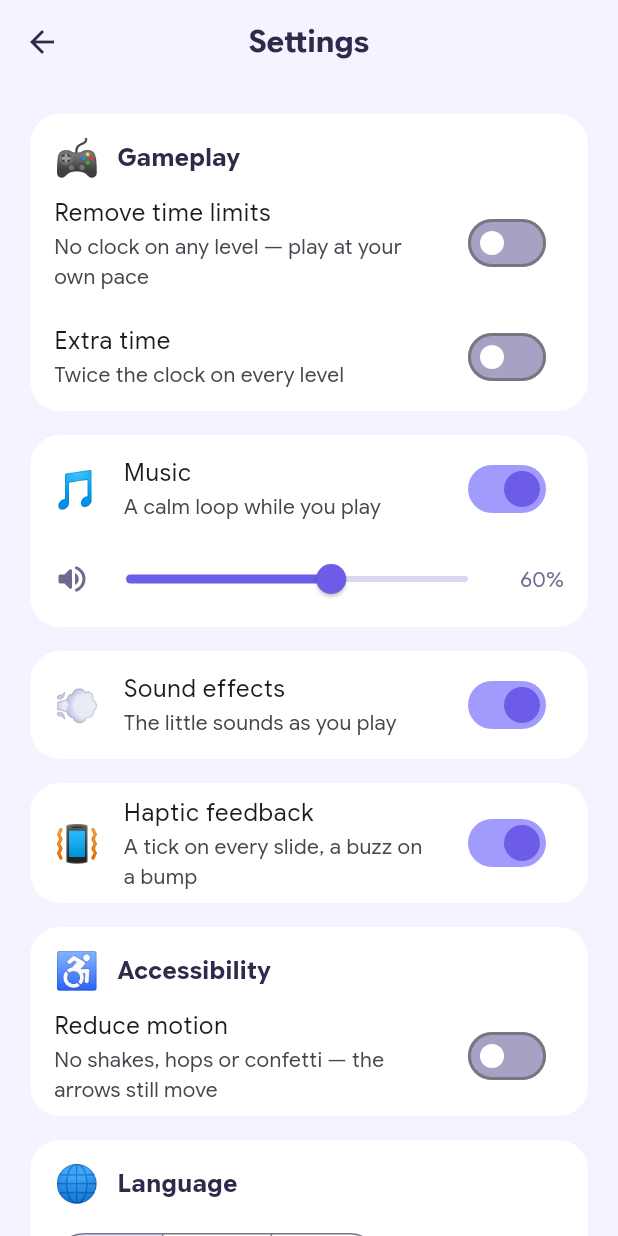
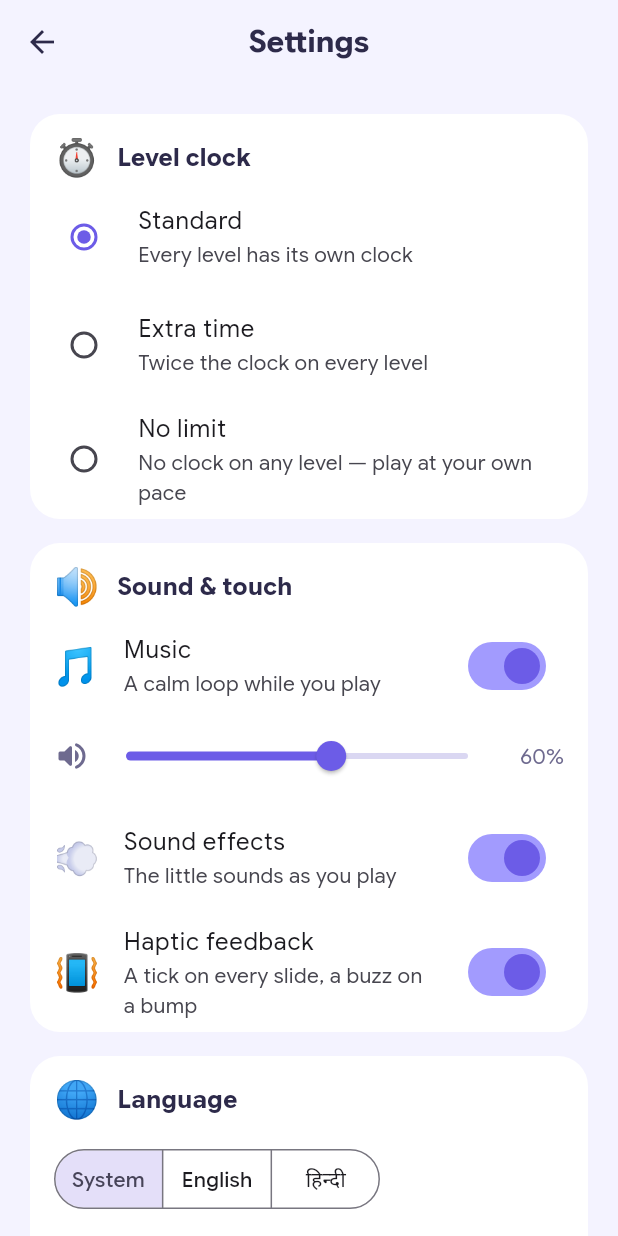
Before and after one commit to abhiabhi94/arrow-game, a Flutter app: the SettingsScreen screen opened directly, on a phone screen of 412 x 824 dp. Run offline on Flutter 3.47's test engine with Material 3 defaults, Android fonts, the phone set to English and light mode, and no system bars; our stand-ins replace audioplayers, confetti, flutter_animate, flutter_riverpod, shared_preferences; accounts and stored records are empty.

Commit message:
Settings in five cards with one clock choice; a link to every level
Settings: the two timing switches (Remove time limits, Extra time) are one
choice of three under Level clock (Standard / Extra time / No limit), on
the same stored flags. Music, sound effects and haptics share a Sound &
touch card, language and theme one card, and How to play, credits and the
reset a More card. Card headings wrap at large text sizes.

Links: ?level=N on the web build opens level N over home, whether or not
the player has reached it. A link button on the game screen (not on the
daily board) copies it and says so.

Co-Authored-By: Claude Opus 5.5 <noreply@anthropic.com>
Claude-Session: https://claude.ai/code/session_01BXbzp6kdypPS47UGCcxmAR

```diff
--- a/lib/l10n/app_en.arb
+++ b/lib/l10n/app_en.arb
@@ -925,5 +925,21 @@
       }
     }
   },
-  "gamePausedBodyUntimed": "Take a breath. The board will wait."
+  "gamePausedBodyUntimed": "Take a breath. The board will wait.",
+  "settingsClock": "Level clock",
+  "clockStandard": "Standard",
+  "clockExtra": "Extra time",
+  "clockOff": "No limit",
+  "clockStandardBody": "Every level has its own clock",
+  "settingsSoundAndTouch": "Sound & touch",
+  "settingsMore": "More",
+  "gameShareLevel": "Copy a link to this level",
+  "gameShareCopied": "Link to level {level} copied. Send it to a friend!",
+  "@gameShareCopied": {
+    "placeholders": {
+      "level": {
+        "type": "int"
+      }
+    }
+  }
 }
--- a/lib/l10n/app_localizations.dart
+++ b/lib/l10n/app_localizations.dart
@@ -3085,6 +3085,60 @@ abstract class AppLocalizations {
   /// In en, this message translates to:
   /// **'Take a breath. The board will wait.'**
   String get gamePausedBodyUntimed;
+
+  /// No description provided for @settingsClock.
+  ///
+  /// In en, this message translates to:
+  /// **'Level clock'**
+  String get settingsClock;
+
+  /// No description provided for @clockStandard.
+  ///
+  /// In en, this message translates to:
+  /// **'Standard'**
+  String get clockStandard;
+
+  /// No description provided for @clockExtra.
+  ///
+  /// In en, this message translates to:
+  /// **'Extra time'**
+  String get clockExtra;
+
+  /// No description provided for @clockOff.
+  ///
+  /// In en, this message translates to:
+  /// **'No limit'**
+  String get clockOff;
+
+  /// No description provided for @clockStandardBody.
+  ///
+  /// In en, this message translates to:
+  /// **'Every level has its own clock'**
+  String get clockStandardBody;
+
+  /// No description provided for @settingsSoundAndTouch.
+  ///
+  /// In en, this message translates to:
+  /// **'Sound & touch'**
+  String get settingsSoundAndTouch;
+
+  /// No description provided for @settingsMore.
+  ///
+  /// In en, this message translates to:
+  /// **'More'**
+  String get settingsMore;
+
+  /// No description provided for @gameShareLevel.
+  ///
+  /// In en, this message translates to:
+  /// **'Copy a link to this level'**
+  String get gameShareLevel;
+
+  /// No description provided for @gameShareCopied.
+  ///
+  /// In en, this message translates to:
+  /// **'Link to level {level} copied. Send it to a friend!'**
+  String gameShareCopied(int level);
 }
 
 class _AppLocalizationsDelegate
--- a/lib/l10n/app_localizations_en.dart
+++ b/lib/l10n/app_localizations_en.dart
@@ -1673,4 +1673,33 @@ class AppLocalizationsEn extends AppLocalizations {
 
   @override
   String get gamePausedBodyUntimed => 'Take a breath. The board will wait.';
+
+  @override
+  String get settingsClock => 'Level clock';
+
+  @override
+  String get clockStandard => 'Standard';
+
+  @override
+  String get clockExtra => 'Extra time';
+
+  @override
+  String get clockOff => 'No limit';
+
+  @override
+  String get clockStandardBody => 'Every level has its own clock';
+
+  @override
+  String get settingsSoundAndTouch => 'Sound & touch';
+
+  @override
+  String get settingsMore => 'More';
+
+  @override
+  String get gameShareLevel => 'Copy a link to this level';
+
+  @override
+  String gameShareCopied(int level) {
+    return 'Link to level $level copied. Send it to a friend!';
+  }
 }
--- a/lib/main.dart
+++ b/lib/main.dart
@@ -1,3 +1,4 @@
+import 'package:flutter/foundation.dart' show kIsWeb;
 import 'package:flutter/material.dart';
 import 'package:flutter_localizations/flutter_localizations.dart';
 import 'package:flutter_riverpod/flutter_riverpod.dart';
@@ -9,11 +10,13 @@ import 'providers/app_providers.dart';
 import 'providers/settings_provider.dart';
 import 'screens/game_screen.dart';
 import 'screens/home_screen.dart';
+import 'screens/level_link_launcher.dart';
 import 'screens/onboarding_screen.dart';
 import 'services/audio_service.dart';
 import 'services/sfx_service.dart';
 import 'ui/layout.dart';
 import 'ui/theme.dart';
+import 'utils/level_link.dart';
 import 'utils/perf_hooks.dart';
 
 Future<void> main() async {
@@ -106,7 +109,14 @@ class _ArrowAppState extends ConsumerState<ArrowApp> with WidgetsBindingObserver
         home: switch (startLevelFrom(Uri.base, allowed: perfHooksOn)) {
           // The profiler (tool/perf.mjs) opens a level straight away.
           final int level => GameScreen(level: level),
-          null => settings.onboardingDone ? const HomeScreen() : const OnboardingScreen(),
+          null => switch (kIsWeb ? levelFromLink(Uri.base) : null) {
+              // A link to a level (`?level=N`) opens it over home.
+              final int level => LevelLinkLauncher(
+                  level: level,
+                  child: settings.onboardingDone ? const HomeScreen() : const OnboardingScreen(),
+                ),
+              null => settings.onboardingDone ? const HomeScreen() : const OnboardingScreen(),
+            },
         },
       ),
     );
--- a/lib/models/settings.dart
+++ b/lib/models/settings.dart
@@ -6,6 +6,12 @@ library;
 /// [light]/[dark] force one. A plain Dart enum (no Flutter import) so the model
 /// stays pure; mapped to Flutter's ThemeMode in main.dart.
 enum ThemeChoice { system, light, dark }
+
+/// The level clock, as Settings offers it: one choice of three rather than
+/// two switches, since "Extra time" means nothing once the clock is off.
+/// It is a view of [Settings.noTimeLimit] and [Settings.extraTime], which
+/// stay the stored keys so nobody's choice is lost.
+enum ClockChoice { standard, extra, off }
 
 /// The language the app speaks. [system] (default) follows the device
 /// locale — a phone set to Hindi opens in Hindi — and the other values pin
@@ -74,6 +80,13 @@ class Settings {
   /// Off by default, so every level keeps the clock that counts down to zero
   /// (and [extraTime] applies).
   final bool noTimeLimit;
+
+  /// The clock choice these two flags make.
+  ClockChoice get clock => noTimeLimit
+      ? ClockChoice.off
+      : extraTime
+          ? ClockChoice.extra
+          : ClockChoice.standard;
 
   static const Settings defaults = Settings(
     musicOn: true,
--- a/lib/providers/settings_provider.dart
+++ b/lib/providers/settings_provider.dart
@@ -100,6 +100,12 @@ class SettingsNotifier extends StateNotifier<Settings> {
 
   void setNoTimeLimit(bool on) => _update(state.copyWith(noTimeLimit: on));
 
+  /// Sets both clock flags from Settings' one choice.
+  void setClock(ClockChoice choice) => _update(state.copyWith(
+        noTimeLimit: choice == ClockChoice.off,
+        extraTime: choice == ClockChoice.extra,
+      ));
+
   void completeOnboarding() => _update(state.copyWith(onboardingDone: true));
 
   void _update(Settings next) {
--- a/lib/screens/settings_screen.dart
+++ b/lib/screens/settings_screen.dart
@@ -15,9 +15,10 @@ import '../ui/layout.dart';
 import 'credits_screen.dart';
 import 'onboarding_screen.dart';
 
-/// Settings: music (on/off + volume), sound effects, haptic feedback,
-/// language, theme, accessibility (reduce motion, extra time), the
-/// walkthrough again, music credits, and a progress reset.
+/// Settings, in five cards: the level clock (one choice: standard, extra
+/// time or none), sound and touch (music and its volume, sound effects,
+/// haptics), language and theme, accessibility (reduce motion), and the
+/// rest (the walkthrough again, music credits, a progress reset).
 ///
 /// The emoji on each row are decoration and kept from the screen reader; the
 /// volume slider carries its own name and reads its value as a percentage.
@@ -73,31 +74,46 @@ class SettingsScreen extends ConsumerWidget {
               contentGutter(constraints.maxWidth) +
               MediaQuery.paddingOf(context),
           children: [
-            // How the game plays, apart from how it sounds and looks.
+            // How the game plays: the clock is one choice, not two switches
+            // that only made sense together.
             _SettingCard(
               child: Column(
                 children: [
-                  _CardHeading(emoji: '🎮', title: l10n.settingsGameplay),
-                  SwitchListTile(
-                    value: settings.noTimeLimit,
-                    onChanged: notifier.setNoTimeLimit,
-                    title: Text(l10n.settingsRemoveTimeLimits),
+                  _CardHeading(emoji: '⏱️', title: l10n.settingsClock),
+                  // Three options, each saying what it does: a row of
+                  // segments overflowed with the system font at 2×.
+                  RadioGroup<ClockChoice>(
+                    groupValue: settings.clock,
+                    onChanged: (choice) => notifier.setClock(choice!),
+                    child: Column(
+                      children: [
+                        RadioListTile<ClockChoice>(
+                          value: ClockChoice.standard,
+                          title: Text(l10n.clockStandard),
+                          subtitle: Text(l10n.clockStandardBody),
+                        ),
+                        RadioListTile<ClockChoice>(
+                          value: ClockChoice.extra,
+                          title: Text(l10n.clockExtra),
+                          subtitle: Text(l10n.settingsExtraTimeSubtitle),
+                        ),
+                        RadioListTile<ClockChoice>(
+                          value: ClockChoice.off,
+                          title: Text(l10n.clockOff),
                           subtitle: Text(l10n.settingsRemoveTimeLimitsSubtitle),
                         ),
-                  SwitchListTile(
-                    value: settings.extraTime,
-                    // Nothing to stretch while there is no clock.
-                    onChanged: settings.noTimeLimit ? null : notifier.setExtraTime,
-                    title: Text(l10n.settingsExtraTime),
-                    subtitle: Text(l10n.settingsExtraTimeSubtitle),
+                      ],
+                    ),
                   ),
                 ],
               ),
             ),
             const SizedBox(height: 16),
+            // What the game sounds and feels like, in one card.
             _SettingCard(
               child: Column(
                 children: [
+                  _CardHeading(emoji: '🔊', title: l10n.settingsSoundAndTouch),
                   SwitchListTile(
                     value: settings.musicOn,
                     onChanged: notifier.setMusic,
@@ -141,46 +157,30 @@ class SettingsScreen extends ConsumerWidget {
                         ],
                       ),
                     ),
-                ],
-              ),
-            ),
-            const SizedBox(height: 16),
-            _SettingCard(
-              child: SwitchListTile(
+                  SwitchListTile(
                     value: settings.sfxOn,
                     onChanged: notifier.setSfx,
                     secondary: const _Emoji('💨'),
                     title: Text(l10n.settingsSfx),
                     subtitle: Text(l10n.settingsSfxSubtitle),
                   ),
-            ),
-            const SizedBox(height: 16),
-            _SettingCard(
-              child: SwitchListTile(
+                  SwitchListTile(
                     value: settings.hapticsOn,
                     onChanged: notifier.setHaptics,
                     secondary: const _Emoji('📳'),
                     title: Text(l10n.settingsHaptics),
                     subtitle: Text(l10n.settingsHapticsSubtitle),
                   ),
-            ),
-            const SizedBox(height: 16),
-            _SettingCard(
-              child: Column(
-                children: [
-                  _CardHeading(emoji: '♿', title: l10n.settingsAccessibility),
-                  SwitchListTile(
-                    value: settings.reduceMotion,
-                    onChanged: notifier.setReduceMotion,
-                    title: Text(l10n.settingsReduceMotion),
-                    subtitle: Text(l10n.settingsReduceMotionSubtitle),
-                  ),
                 ],
               ),
             ),
             const SizedBox(height: 16),
+            // How it reads: the language and the theme together.
             _SettingCard(
-              child: _ChoiceCard(
+              child: Column(
+                crossAxisAlignment: CrossAxisAlignment.stretch,
+                children: [
+                  _ChoiceCard(
                     emoji: '🌐',
                     title: l10n.settingsLanguage,
                     child: SegmentedButton<LanguageChoice>(
@@ -203,10 +203,7 @@ class SettingsScreen extends ConsumerWidget {
                       onSelectionChanged: (sel) => notifier.setLanguageChoice(sel.first),
                     ),
                   ),
-            ),
-            const SizedBox(height: 16),
-            _SettingCard(
-              child: _ChoiceCard(
+                  _ChoiceCard(
                     emoji: '🌗',
                     title: l10n.settingsTheme,
                     child: SegmentedButton<ThemeChoice>(
@@ -220,10 +217,30 @@ class SettingsScreen extends ConsumerWidget {
                       onSelectionChanged: (sel) => notifier.setThemeChoice(sel.first),
                     ),
                   ),
+                ],
+              ),
             ),
             const SizedBox(height: 16),
             _SettingCard(
-              child: ListTile(
+              child: Column(
+                children: [
+                  _CardHeading(emoji: '♿', title: l10n.settingsAccessibility),
+                  SwitchListTile(
+                    value: settings.reduceMotion,
+                    onChanged: notifier.setReduceMotion,
+                    title: Text(l10n.settingsReduceMotion),
+                    subtitle: Text(l10n.settingsReduceMotionSubtitle),
+                  ),
+                ],
+              ),
+            ),
+            const SizedBox(height: 16),
+            // Help, credits and the reset: what is not a setting.
+            _SettingCard(
+              child: Column(
+                children: [
+                  _CardHeading(emoji: '📋', title: l10n.settingsMore),
+                  ListTile(
                     leading: const _Emoji('🎯'),
                     title: Text(l10n.settingsHowToPlay),
                     subtitle: Text(l10n.howToPlayBody),
@@ -234,10 +251,7 @@ class SettingsScreen extends ConsumerWidget {
                       ),
                     ),
                   ),
-            ),
-            const SizedBox(height: 16),
-            _SettingCard(
-              child: ListTile(
+                  ListTile(
                     leading: const _Emoji('🎼'),
                     title: Text(l10n.settingsCredits),
                     trailing: const Icon(Icons.chevron_right_rounded),
@@ -245,15 +259,14 @@ class SettingsScreen extends ConsumerWidget {
                       MaterialPageRoute<void>(builder: (_) => const CreditsScreen()),
                     ),
                   ),
-            ),
-            const SizedBox(height: 16),
-            _SettingCard(
-              child: ListTile(
+                  ListTile(
                     leading: const _Emoji('🧹'),
                     title: Text(l10n.settingsResetProgress),
                     subtitle: Text(l10n.settingsResetProgressSubtitle),
                     trailing: const Icon(Icons.chevron_right_rounded),
                     onTap: () => _confirmReset(context, ref),
+                  ),
+                ],
               ),
             ),
           ],
@@ -282,11 +295,13 @@ class _ChoiceCard extends StatelessWidget {
               children: [
                 _Emoji(emoji),
                 const SizedBox(width: 12),
-                Semantics(
+                Flexible(
+                  child: Semantics(
                     header: true,
                     child: Text(
                       title,
                       style: const TextStyle(fontWeight: FontWeight.w700, fontSize: 16),
+                    ),
                   ),
                 ),
               ],
@@ -323,11 +338,14 @@ class _CardHeading extends StatelessWidget {
           children: [
             _Emoji(emoji),
             const SizedBox(width: 12),
-            Semantics(
+            // Wraps rather than overflows with a large system font.
+            Flexible(
+              child: Semantics(
                 header: true,
                 child: Text(
                   title,
                   style: const TextStyle(fontWeight: FontWeight.w700, fontSize: 16),
+                ),
               ),
             ),
           ],
--- /dev/null
+++ b/lib/utils/level_link.dart
@@ -0,0 +1,35 @@
+import '../data/level_specs.dart';
+
+/// Where the game is played in a browser: the release web build on GitHub
+/// Pages. A link to a level is this with `?level=N`.
+const String kPublicSite = 'https://abhiabhi94.github.io/arrow-game/';
+
+/// The link that opens [level] straight onto its board.
+///
+/// [here] is the page the app is running on, when it runs in a browser: a
+/// link copied from a PR preview opens the same preview, and one copied
+/// from the public site opens the public site. Off the web (the phone app)
+/// the link is to [kPublicSite], which anyone can open.
+Uri levelLinkFor(int level, {Uri? here}) {
+  final site = here != null && (here.scheme == 'http' || here.scheme == 'https') ? here : Uri.parse(kPublicSite);
+  return Uri(
+    scheme: site.scheme,
+    host: site.host,
+    port: site.hasPort ? site.port : null,
+    path: site.path,
+    queryParameters: {'level': '$level'},
+  );
+}
+
+/// The level a page's address asks for — `?level=N`, also read after a `#`
+/// (the app's URLs carry one) — when N is a level; otherwise null.
+int? levelFromLink(Uri uri) {
+  final asked = uri.queryParameters['level'] ?? _fragmentQuery(uri.fragment)['level'];
+  final level = int.tryParse(asked ?? '');
+  return level != null && level >= 1 && level <= totalLevels ? level : null;
+}
+
+Map<String, String> _fragmentQuery(String fragment) {
+  final at = fragment.indexOf('?');
+  return at < 0 ? const {} : Uri.splitQueryString(fragment.substring(at + 1));
+}
```
Also changed, not shown: lib/l10n/app_hi.arb (+10 -1 lines), lib/l10n/app_localizations_hi.dart (+29 -0 lines), lib/screens/game_screen.dart (+21 -0 lines), lib/screens/level_link_launcher.dart (added, +38 -0 lines), 4 other files. Lines whose indentation alone changed are shown as unchanged.
